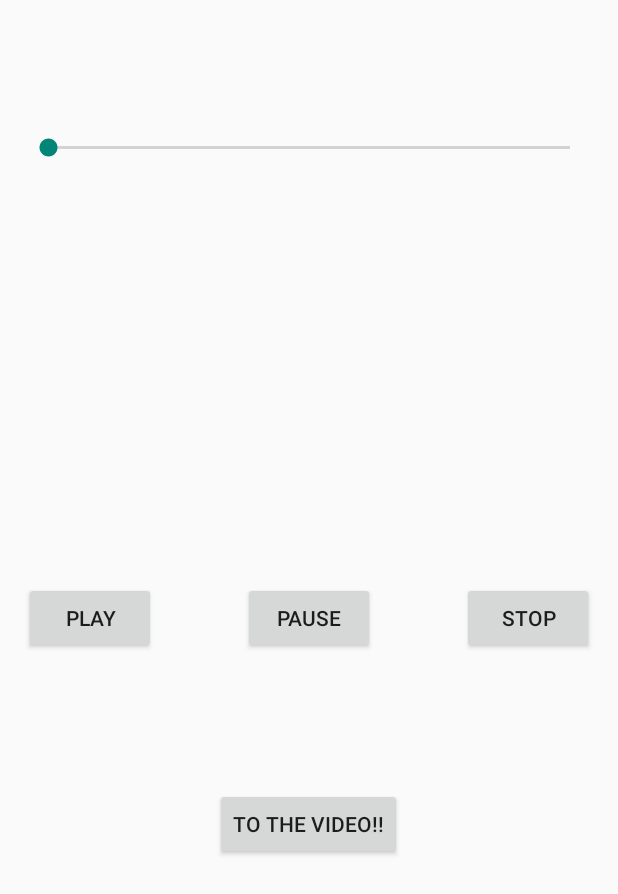
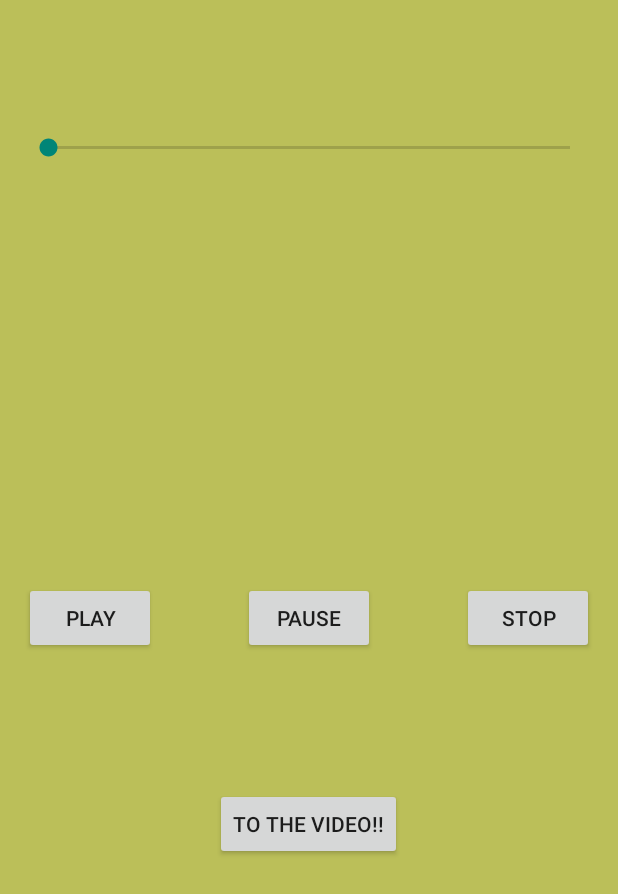
Before and after one commit to nicholashaynes1/MultiMediaApplication, an Android app: the screen it shows after launch (AudioActivity), on a phone screen of 412 x 824 dp. Shown: the top 894 px of the screen. Run offline under Robolectric (Android 15) with nearby library versions, the phone set to English and light mode, and no system bars.

Commit message:
The background now changes color with our seek bar.

```diff
--- a/app/src/main/java/ctec/multimediaapplication/AudioActivity.java
+++ b/app/src/main/java/ctec/multimediaapplication/AudioActivity.java
@@ -4,14 +4,15 @@ import android.app.Activity;
 import android.os.Bundle;
 import android.view.Menu;
 import android.view.MenuItem;
-import android.widget.Button;
-import android.widget.SeekBar;
+import android.widget.*;
 import android.media.MediaPlayer;
 import android.content.Intent;
 import android.view.View;
+import android.graphics.Color;
 
 public class AudioActivity extends Activity implements Runnable
 {
+    private RelativeLayout backGround;
     private Button playButton;
     private Button pauseButton;
     private Button stopButton;
@@ -27,7 +28,7 @@ public class AudioActivity extends Activity implements Runnable
         super.onCreate(savedInstanceState);
         setContentView(R.layout.activity_audio);
 
-
+        backGround = (RelativeLayout) findViewById(R.id.appBackground);
         videoButton = (Button) findViewById(R.id.videoButton);
         playButton = (Button) findViewById(R.id.playButton);
         pauseButton = (Button) findViewById(R.id.pauseButton);
@@ -92,20 +93,25 @@ public class AudioActivity extends Activity implements Runnable
 
 
             @Override
-            public void onStopTrackingTouch (SeekBar seekBar)
-            {}
+            public void onStopTrackingTouch(SeekBar seekBar)
+            {
+            }
 
             @Override
-            public void onStartTrackingTouch (SeekBar seekBar)
+            public void onStartTrackingTouch(SeekBar seekBar)
             {
 
             }
+
             @Override
-            public void onProgressChanged (SeekBar seekBar,int progress, boolean fromUser)
+            public void onProgressChanged(SeekBar seekBar, int progress, boolean fromUser)
             {
                 if (fromUser)
                 {
                     soundPlayer.seekTo(progress);
+                } else
+                {
+                    changeColor();
                 }
             }
 
@@ -113,6 +119,25 @@ public class AudioActivity extends Activity implements Runnable
 
 
     }
+
+        public void changeColor()
+        {
+            int redColor;
+            int blueColor;
+            int greenColor;
+
+            redColor = (int) (Math.random() * 256);
+            greenColor = (int) (Math.random() * 256);
+            blueColor = (int) (Math.random() *  256);
+
+            backGround.setBackgroundColor(Color.rgb(redColor, greenColor, blueColor));
+        }
+
+
+
+
+
+
 
 
 
--- a/app/src/main/res/layout/activity_audio.xml
+++ b/app/src/main/res/layout/activity_audio.xml
@@ -6,7 +6,8 @@
                 android:paddingRight="@dimen/activity_horizontal_margin"
                 android:paddingTop="@dimen/activity_vertical_margin"
                 android:paddingBottom="@dimen/activity_vertical_margin"
-                tools:context=".AudioActivity">
+                tools:context=".AudioActivity"
+                android:id="@+id/appBackground">
 
     <Button
         android:layout_width="wrap_content"
```
